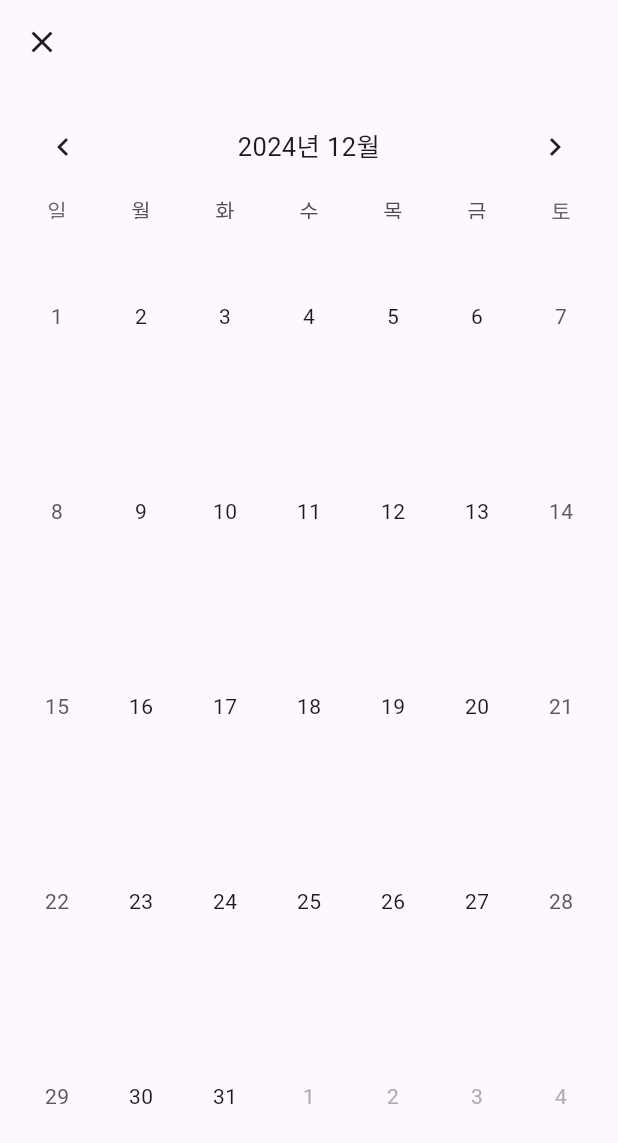
After one commit to Jerry-ko/my_period, a Flutter app: the HomeScreen screen opened directly, after a tap on "생리시작", on a phone screen of 412 x 824 dp. The commit adds this screen. Shown: the top 1143 px of the screen. Run offline on Flutter 3.47's test engine with Material 3 defaults, Android fonts, the phone set to English and light mode, and no system bars; drawn by our look-alikes of table_calendar; our stand-ins replace google_fonts, shared_preferences; accounts and stored records are empty; statements that could not run were skipped.

Commit message:
edit calendar page

```diff
--- /dev/null
+++ b/lib/screens/edit_period_date.dart
@@ -0,0 +1,55 @@
+import 'package:flutter/material.dart';
+import 'package:table_calendar/table_calendar.dart';
+
+class EditPeriodDate extends StatefulWidget {
+  const EditPeriodDate({super.key});
+
+  @override
+  State<EditPeriodDate> createState() => _EditPeriodDateState();
+}
+
+class _EditPeriodDateState extends State<EditPeriodDate> {
+  DateTime? _rangeStart;
+  DateTime? _rangeEnd;
+  @override
+  Widget build(BuildContext context) {
+    return Scaffold(
+        appBar: AppBar(),
+        body: Padding(
+          padding: const EdgeInsets.all(10),
+          child: TableCalendar(
+            focusedDay: DateTime.now(),
+            firstDay: DateTime.utc(2024, 01, 01),
+            lastDay: DateTime.now().add(
+              const Duration(days: 60),
+            ),
+            locale: 'ko',
+            headerStyle: const HeaderStyle(
+              titleCentered: true,
+              formatButtonVisible: false,
+            ),
+            calendarStyle: CalendarStyle(
+              isTodayHighlighted: false,
+              rangeHighlightColor:
+                  Theme.of(context).primaryColor.withOpacity(0.5),
+              rangeStartDecoration: BoxDecoration(
+                  color: Theme.of(context).primaryColor,
+                  shape: BoxShape.circle),
+              rangeEndDecoration: BoxDecoration(
+                  color: Theme.of(context).primaryColor,
+                  shape: BoxShape.circle),
+            ),
+            rangeSelectionMode: RangeSelectionMode.toggledOn,
+            rowHeight: 130,
+            rangeStartDay: _rangeStart,
+            rangeEndDay: _rangeEnd,
+            onRangeSelected: (start, end, focusedDay) {
+              setState(() {
+                _rangeStart = start;
+                _rangeEnd = end;
+              });
+            },
+          ),
+        ));
+  }
+}
--- a/lib/screens/home_screen.dart
+++ b/lib/screens/home_screen.dart
@@ -1,4 +1,6 @@
 import 'package:flutter/material.dart';
+import 'package:intl/intl.dart';
+import 'package:my_period/screens/edit_period_date.dart';
 import 'package:shared_preferences/shared_preferences.dart';
 import 'package:table_calendar/table_calendar.dart';
 
@@ -45,14 +47,6 @@ class _HomeScreenState extends State<HomeScreen> {
 
   @override
   Widget build(BuildContext context) {
-    debugPrint('period: $period');
-    debugPrint('startDate: $startDate');
-    debugPrint('endDate: $endDate');
-    debugPrint('periodDays: $periodDays');
-    debugPrint('ovulationDay: $ovulationDay');
-    debugPrint('expectedDate: $expectedPeriodDate');
-    debugPrint('left: $numberOfDaysLeft');
-
     return Scaffold(
       appBar: AppBar(),
       bottomNavigationBar: NavigationBar(
@@ -108,7 +102,17 @@ class _HomeScreenState extends State<HomeScreen> {
                   const SizedBox(
                     height: 30,
                   ),
-                  Container(
+                  GestureDetector(
+                    onTap: () {
+                      Navigator.push(
+                        context,
+                        MaterialPageRoute(
+                          builder: (context) => const EditPeriodDate(),
+                          fullscreenDialog: true,
+                        ),
+                      );
+                    },
+                    child: Container(
                       decoration: BoxDecoration(
                         color: Theme.of(context).primaryColor,
                         borderRadius: BorderRadius.circular(50),
@@ -121,6 +125,7 @@ class _HomeScreenState extends State<HomeScreen> {
                               fontSize: 18,
                               fontWeight: FontWeight.w600,
                               color: Colors.white),
+                        ),
                       ),
                     ),
                   ),
--- a/lib/screens/menstrual_cycle_screen.dart
+++ b/lib/screens/menstrual_cycle_screen.dart
@@ -39,7 +39,6 @@ class _MenstrualCycleState extends State<MenstrualCycle> {
 
   @override
   Widget build(BuildContext context) {
-    print('w$selectedPeriod');
     return Scaffold(
       body: Padding(
         padding: const EdgeInsets.all(40),
```
Lines whose indentation alone changed are shown as unchanged.
